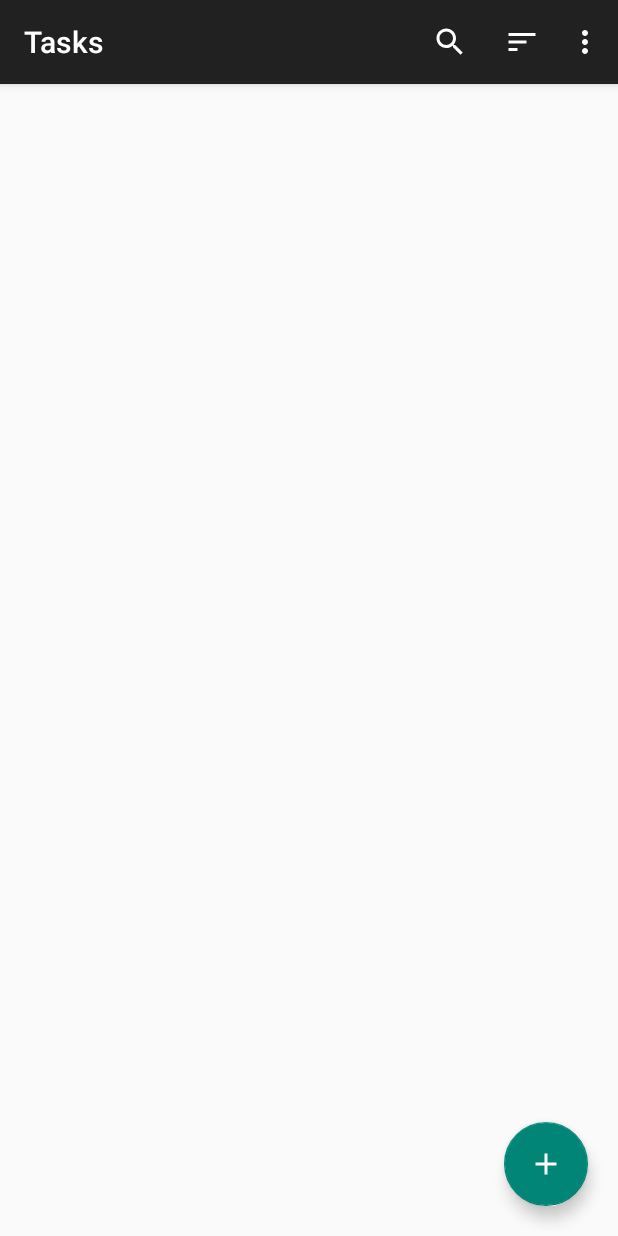
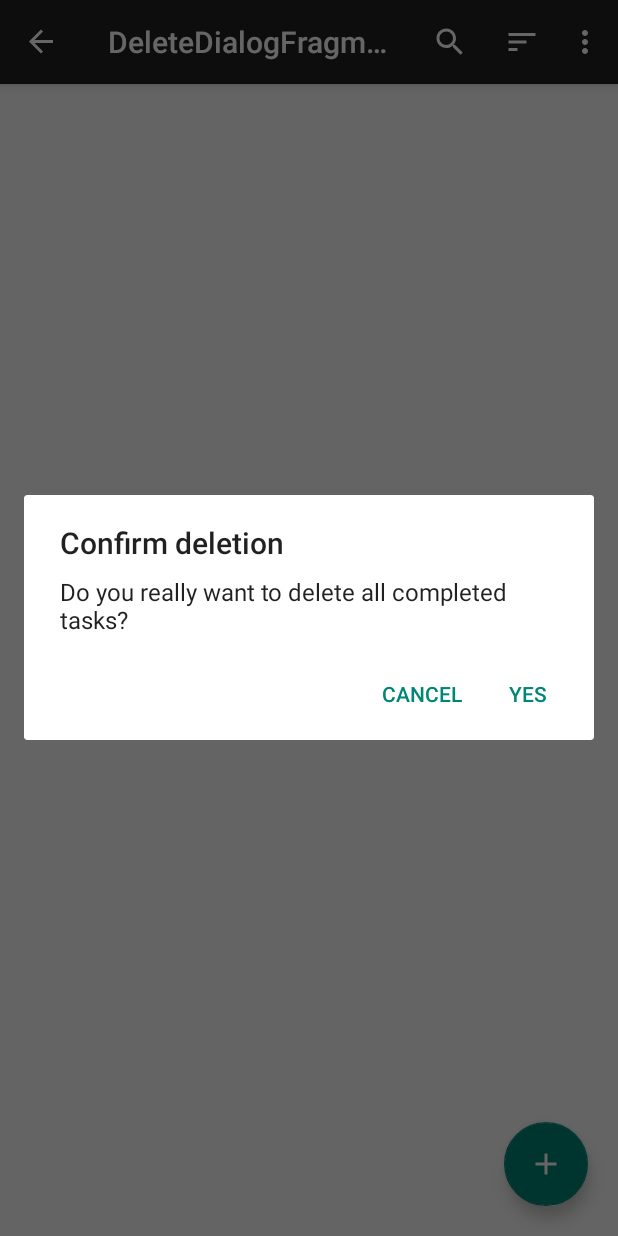
Before and after one commit to jula1717/Tasks, an Android app: the screen it shows after launch (MainActivity), in the options menu, after a tap on "Delete all completed", on a phone screen of 412 x 824 dp. Run offline under Robolectric (Android 15) with nearby library versions, the phone set to English and light mode, and no system bars; our stand-ins replace Dagger/Hilt's generated code, Room's generated code, data binding, navigation-ui; libraries missing offline, so code that uses them is left out: androidx.datastore.preferences; 2 statements that could not run were skipped.

Commit message:
delete all completed task functionality

```diff
--- /dev/null
+++ b/app/src/main/java/com/example/tasks2/DeleteDialogFragment.kt
@@ -0,0 +1,24 @@
+package com.example.tasks2
+
+import android.app.Dialog
+import android.os.Bundle
+import androidx.appcompat.app.AlertDialog
+import androidx.fragment.app.DialogFragment
+import androidx.fragment.app.viewModels
+import dagger.hilt.android.AndroidEntryPoint
+
+@AndroidEntryPoint
+class DeleteDialogFragment : DialogFragment() {
+
+    private val viewModel: DeleteViewModel by viewModels()
+
+    override fun onCreateDialog(savedInstanceState: Bundle?): Dialog =
+        AlertDialog.Builder(requireContext())
+            .setTitle("Confirm deletion")
+            .setMessage("Do you really want to delete all completed tasks?")
+            .setNegativeButton("Cancel", null)
+            .setPositiveButton("Yes") { _, _ ->
+                viewModel.onConfirmClick()
+            }
+            .create()
+}
--- /dev/null
+++ b/app/src/main/java/com/example/tasks2/DeleteViewModel.kt
@@ -0,0 +1,18 @@
+package com.example.tasks2
+
+import androidx.lifecycle.ViewModel
+import dagger.hilt.android.lifecycle.HiltViewModel
+import kotlinx.coroutines.CoroutineScope
+import kotlinx.coroutines.launch
+import javax.inject.Inject
+
+@HiltViewModel
+class DeleteViewModel @Inject constructor(
+    private val taskDao: TaskDao,
+    @ApplicationScope private val applicationScope: CoroutineScope
+) : ViewModel() {
+
+    fun onConfirmClick() = applicationScope.launch {
+        taskDao.deleteCompletedTasks()
+    }
+}
--- a/app/src/main/java/com/example/tasks2/FragmentTasks.kt
+++ b/app/src/main/java/com/example/tasks2/FragmentTasks.kt
@@ -98,6 +98,11 @@ class FragmentTasks : Fragment(R.layout.fragment_tasks),TaskAdapter.onItemClickL
                         Snackbar.make(requireView(),
                             event.message, Snackbar.LENGTH_SHORT).show()
                     }
+
+                    TasksViewModel.TasksEvent.OpenDeleteAllCompletedScreen -> {
+                        val action = DeleteDialogFragmentDirections.actionGlobalDeleteDialogFragment()
+                        findNavController().navigate(action)
+                    }
                 }
             }
         }
@@ -138,7 +143,7 @@ class FragmentTasks : Fragment(R.layout.fragment_tasks),TaskAdapter.onItemClickL
                 true
             }
             R.id.action_delete_all_completed_tasks -> {
-
+                viewModel.onDeleteAllCompletedClick()
                 true
             }
             else -> super.onOptionsItemSelected(item)
--- a/app/src/main/java/com/example/tasks2/TaskDao.kt
+++ b/app/src/main/java/com/example/tasks2/TaskDao.kt
@@ -25,4 +25,7 @@ interface TaskDao {
 
     @Delete
     suspend fun delete(task: Task):Integer
+
+    @Query("DELETE FROM tasks_table WHERE done = 1")
+    suspend fun deleteCompletedTasks()
 }
--- a/app/src/main/java/com/example/tasks2/TaskViewModel.kt
+++ b/app/src/main/java/com/example/tasks2/TaskViewModel.kt
@@ -42,7 +42,7 @@ class TasksViewModel @Inject constructor(
         preferencesManager.updateHideCompleted(hideCompleted)
     }
 
-    fun onTaskClicked(task: Task) =viewModelScope.launch {
+    fun onTaskClicked(task: Task) = viewModelScope.launch {
         tasksEventChannel.send(TasksEvent.OpenEditTaskScreen(task))
     }
 
@@ -56,7 +56,7 @@ class TasksViewModel @Inject constructor(
     }
 
     fun onUndoDeleteClick(task: Task) = viewModelScope.launch { taskDao.upsert(task) }
-    fun onAddNewTaskClick() =viewModelScope.launch {
+    fun onAddNewTaskClick() = viewModelScope.launch {
         tasksEventChannel.send(TasksEvent.OpenAddNewTaskScreen)
     }
 
@@ -71,12 +71,17 @@ class TasksViewModel @Inject constructor(
         tasksEventChannel.send(TasksEvent.ShowTaskSavedConfirmationMessage(text))
     }
 
+    fun onDeleteAllCompletedClick() = viewModelScope.launch {
+        tasksEventChannel.send(TasksEvent.OpenDeleteAllCompletedScreen)
+    }
+
     val tasks = tasksFlow.asLiveData()
 
     sealed class TasksEvent {
         data class ShowUndoDeleteTaskMessage(val task: Task) : TasksEvent()
-        data class OpenEditTaskScreen(val task:Task) : TasksEvent()
-        object OpenAddNewTaskScreen:TasksEvent()
+        data class OpenEditTaskScreen(val task: Task) : TasksEvent()
+        object OpenAddNewTaskScreen : TasksEvent()
         data class ShowTaskSavedConfirmationMessage(val message: String) : TasksEvent()
+        object OpenDeleteAllCompletedScreen : TasksEvent()
     }
 }
--- a/app/src/main/res/navigation/nav_graph.xml
+++ b/app/src/main/res/navigation/nav_graph.xml
@@ -27,4 +27,8 @@
             android:name="label"
             app:argType="string" />
     </fragment>
+    <dialog
+        android:id="@+id/deleteDialogFragment"
+        android:name="com.example.tasks2.DeleteDialogFragment"
+        android:label="DeleteDialogFragment" /><action android:id="@+id/action_global_deleteDialogFragment" app:destination="@id/deleteDialogFragment"/>
 </navigation>
```
